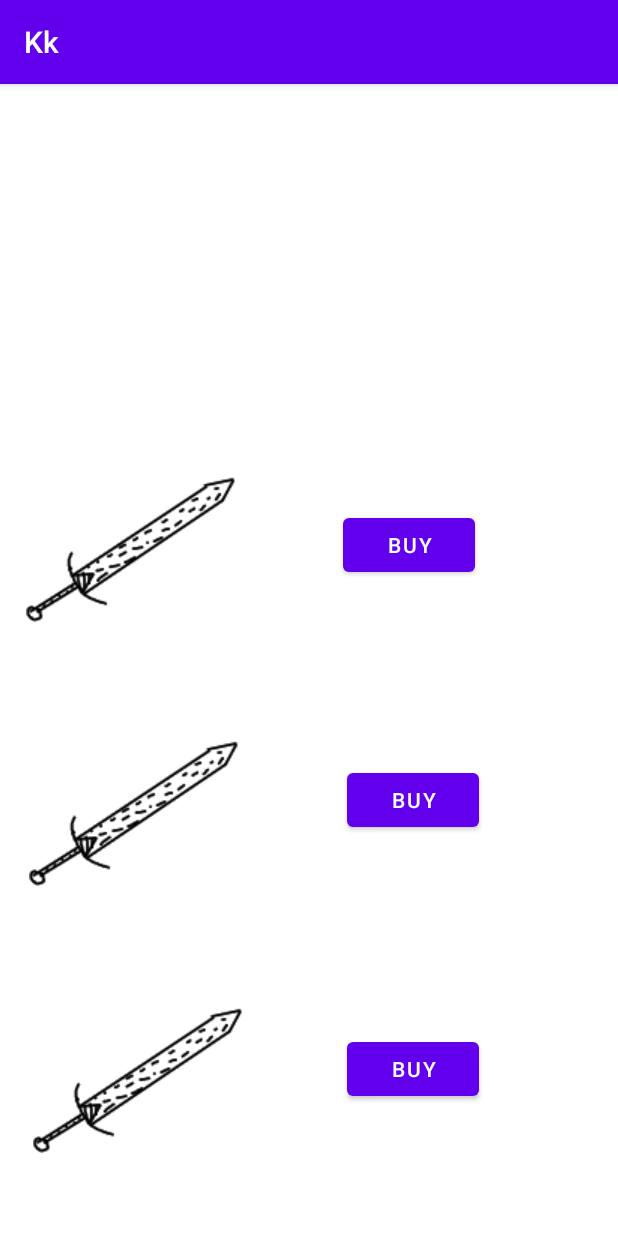
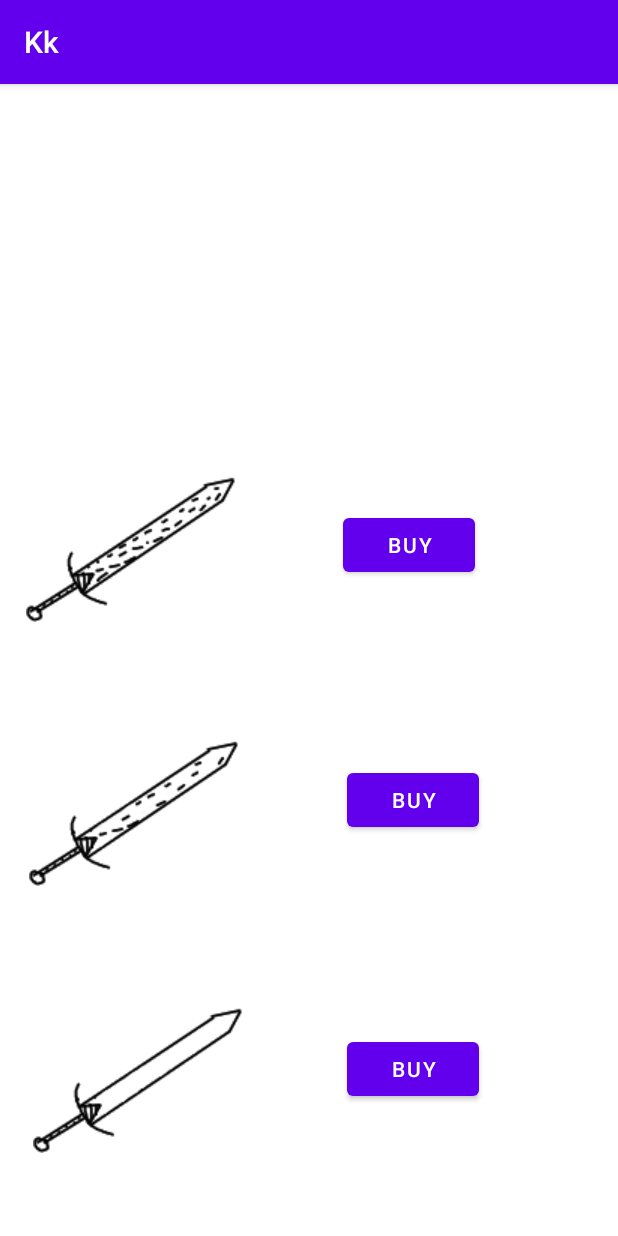
Before and after one commit to moxe228/Kk, an Android app: the screen it shows after launch (shopWeapon), after a tap on "WEAPON", on a phone screen of 412 x 824 dp. Run offline under Robolectric (Android 15) with nearby library versions, the light colour scheme and no system bars; 1 other tap on this screen came first.

Commit message:
Initial commit

```diff
--- a/app/src/main/java/com/example/kk/MainActivity.kt
+++ b/app/src/main/java/com/example/kk/MainActivity.kt
@@ -35,7 +35,6 @@ public class MainActivity : AppCompatActivity() {
 
         val money: TextView = findViewById(R.id.money)
         val enemy: ImageButton = findViewById(R.id.enemy)
-
         val Hp: ProgressBar = findViewById(R.id.progressBarHp)
         val stringHp: TextView = findViewById(R.id.stringHp)
 
--- a/app/src/main/java/com/example/kk/MainFun.kt
+++ b/app/src/main/java/com/example/kk/MainFun.kt
@@ -70,15 +70,14 @@ public fun onClick(
     money: TextView,
     stringHp: TextView
 ) {
-    lastTexture = if(boss == 5) whoNext(true) else whoNext(false)
     if (boss == 5) {
-        fight(damage, hpBoss, revardBoss, Hp, enemy, lastTexture)
+        fight(damage, hpBoss, revardBoss, Hp, enemy, whoNext(true))
         if (totalHp <= 0) {
             boss = 0
             lvl++
         }
     } else {
-        fight(damage, hpMob, revardMob, Hp, enemy, lastTexture)
+        fight(damage, hpMob, revardMob, Hp, enemy, whoNext(false))
         if (totalHp <= 0) boss++
     }
     if (totalHp <= 0) money.text = "$wallet"
@@ -100,6 +99,7 @@ private fun fight(
         wallet += revardMob
         totalHp = hpMob
         Hp.max = hpMob
+        lastTexture = textures
         enemy.setImageResource(textures)
     }
 }
--- a/app/src/main/res/layout/activity_shop_weapon.xml
+++ b/app/src/main/res/layout/activity_shop_weapon.xml
@@ -9,21 +9,21 @@
 
 
     <ImageView
-            android:src="@drawable/sword"
+            android:src="@drawable/sword3"
             android:layout_width="wrap_content"
             android:layout_height="wrap_content" android:id="@+id/imageView"
 
             app:layout_constraintStart_toStartOf="parent" android:layout_marginStart="17dp"
             android:layout_marginBottom="56dp" app:layout_constraintBottom_toTopOf="@+id/imageView3"/>
     <ImageView
-            android:src="@drawable/sword"
+            android:src="@drawable/sword2"
             android:layout_width="wrap_content"
             android:layout_height="wrap_content" android:id="@+id/imageView3"
 
             app:layout_constraintStart_toStartOf="parent" android:layout_marginStart="19dp"
             android:layout_marginBottom="58dp" app:layout_constraintBottom_toTopOf="@+id/imageView4"/>
     <ImageView
-            android:src="@drawable/sword"
+            android:src="@drawable/sword1"
             android:layout_width="wrap_content"
             android:layout_height="wrap_content" android:id="@+id/imageView4"
 
```
Also changed, not shown: app/src/main/res/drawable/sword1.png (added), app/src/main/res/drawable/sword2.png (added), app/src/main/res/drawable/sword3.png (renamed from app/src/main/res/drawable/sword.png).
